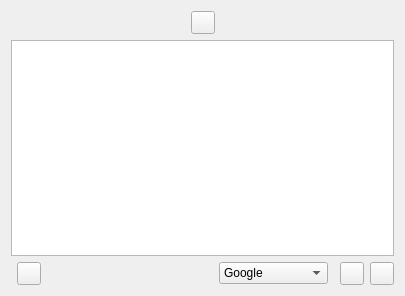
KDE/crow-translate, file src/popupwindow.ui: the form before one commit.
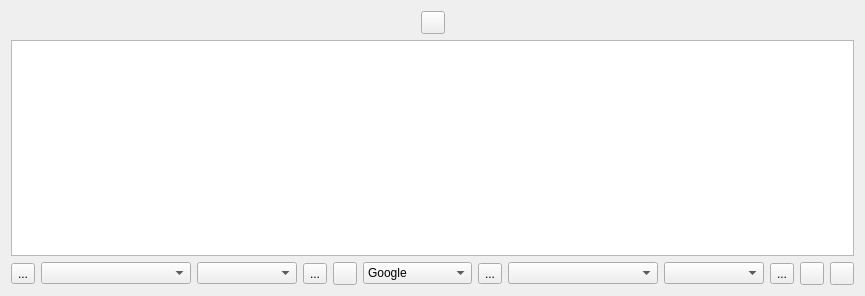
The form after the commit. Icons and pictures are not drawn. Custom widgets are drawn as their Qt base class.

Commit message: Add provider abstraction system for translation and TTS

Patch:
```diff
--- a/src/popupwindow.ui
+++ b/src/popupwindow.ui
@@ -6,7 +6,7 @@
    <rect>
     <x>0</x>
     <y>0</y>
-    <width>405</width>
+    <width>655</width>
     <height>296</height>
    </rect>
   </property>
@@ -55,7 +55,56 @@
    <item>
     <layout class="QHBoxLayout" name="buttomLayout">
      <item>
-      <widget class="SpeakButtons" name="sourceSpeakButtons" native="true"/>
+      <widget class="QToolButton" name="sourcePlayPauseButton">
+       <property name="text">
+        <string>...</string>
+       </property>
+      </widget>
+     </item>
+     <item>
+      <widget class="QComboBox" name="sourceVoiceComboBox">
+       <property name="minimumSize">
+        <size>
+         <width>150</width>
+         <height>0</height>
+        </size>
+       </property>
+       <property name="sizePolicy">
+        <sizepolicy hsizetype="Expanding" vsizetype="Fixed">
+         <horstretch>0</horstretch>
+         <verstretch>0</verstretch>
+        </sizepolicy>
+       </property>
+       <property name="sizeAdjustPolicy">
+        <enum>QComboBox::AdjustToContents</enum>
+       </property>
+      </widget>
+     </item>
+     <item>
+      <widget class="QComboBox" name="sourceSpeakerComboBox">
+       <property name="minimumSize">
+        <size>
+         <width>100</width>
+         <height>0</height>
+        </size>
+       </property>
+       <property name="sizePolicy">
+        <sizepolicy hsizetype="Expanding" vsizetype="Fixed">
+         <horstretch>0</horstretch>
+         <verstretch>0</verstretch>
+        </sizepolicy>
+       </property>
+       <property name="sizeAdjustPolicy">
+        <enum>QComboBox::AdjustToContents</enum>
+       </property>
+      </widget>
+     </item>
+     <item>
+      <widget class="QToolButton" name="sourceStopButton">
+       <property name="text">
+        <string>...</string>
+       </property>
+      </widget>
      </item>
      <item>
       <widget class="QToolButton" name="copySourceButton">
@@ -148,7 +197,56 @@
       </widget>
      </item>
      <item>
-      <widget class="SpeakButtons" name="translationSpeakButtons" native="true"/>
+      <widget class="QToolButton" name="translationPlayPauseButton">
+       <property name="text">
+        <string>...</string>
+       </property>
+      </widget>
+     </item>
+     <item>
+      <widget class="QComboBox" name="translationVoiceComboBox">
+       <property name="minimumSize">
+        <size>
+         <width>150</width>
+         <height>0</height>
+        </size>
+       </property>
+       <property name="sizePolicy">
+        <sizepolicy hsizetype="Expanding" vsizetype="Fixed">
+         <horstretch>0</horstretch>
+         <verstretch>0</verstretch>
+        </sizepolicy>
+       </property>
+       <property name="sizeAdjustPolicy">
+        <enum>QComboBox::AdjustToContents</enum>
+       </property>
+      </widget>
+     </item>
+     <item>
+      <widget class="QComboBox" name="translationSpeakerComboBox">
+       <property name="minimumSize">
+        <size>
+         <width>100</width>
+         <height>0</height>
+        </size>
+       </property>
+       <property name="sizePolicy">
+        <sizepolicy hsizetype="Expanding" vsizetype="Fixed">
+         <horstretch>0</horstretch>
+         <verstretch>0</verstretch>
+        </sizepolicy>
+       </property>
+       <property name="sizeAdjustPolicy">
+        <enum>QComboBox::AdjustToContents</enum>
+       </property>
+      </widget>
+     </item>
+     <item>
+      <widget class="QToolButton" name="translationStopButton">
+       <property name="text">
+        <string>...</string>
+       </property>
+      </widget>
      </item>
      <item>
       <widget class="QToolButton" name="copyAllTranslationButton">
@@ -175,22 +273,17 @@
   </layout>
  </widget>
  <customwidgets>
-  <customwidget>
-   <class>SpeakButtons</class>
-   <extends>QWidget</extends>
-   <header>speakbuttons.h</header>
-   <container>1</container>
-   <slots>
-    <signal>playerMediaRequested()</signal>
-    <slot>stopSpeaking()</slot>
-   </slots>
-  </customwidget>
   <customwidget>
    <class>LanguageButtonsWidget</class>
    <extends>QWidget</extends>
    <header>languagebuttonswidget.h</header>
    <container>1</container>
   </customwidget>
+  <customwidget>
+   <class>TranslationEdit</class>
+   <extends>QTextEdit</extends>
+   <header>translationedit.h</header>
+  </customwidget>
  </customwidgets>
  <resources>
   <include location="../data/icons/engines/engines.qrc"/>
```
Left out of the diff: 2 changed lines with no effect on the pictures. The commit also changes 71 other files.
